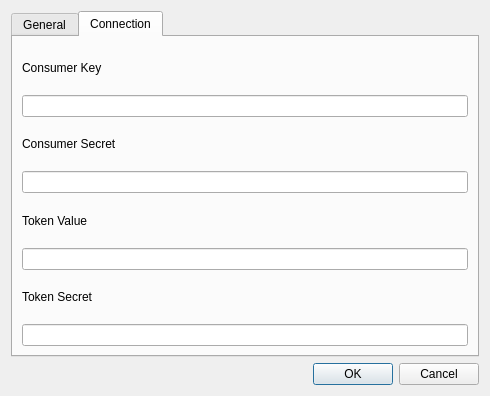
The window that settingsdialog.ui (geertdaelemans/BrickManager) describes before a commit, drawn with Qt 5.
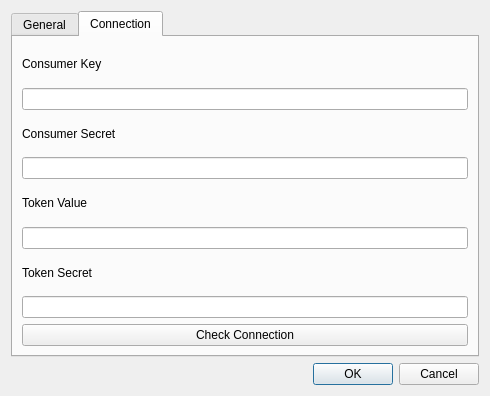
The same window after the commit. The open tabs and pages were chosen to show the change.

Commit message: Added connection check method.

```diff
--- a/settingsdialog.ui
+++ b/settingsdialog.ui
@@ -83,6 +83,13 @@
          <item>
           <widget class="QLineEdit" name="tokenSecret"/>
          </item>
+         <item>
+          <widget class="QPushButton" name="btnCheckConnection">
+           <property name="text">
+            <string>Check Connection</string>
+           </property>
+          </widget>
+         </item>
         </layout>
        </widget>
       </widget>
```
Left out of the diff: 2 changed lines with no effect on the pictures. The commit also changes 7 other files.
